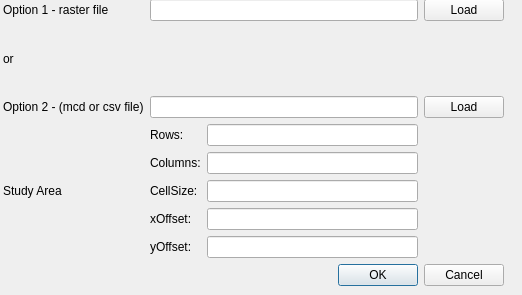
This is src/DynaMind-BasicModules/importrasterdata_gui.ui in iut-ibk/DynaMind-BasicModules as Qt 5 draws it before an edit. The edited form follows.
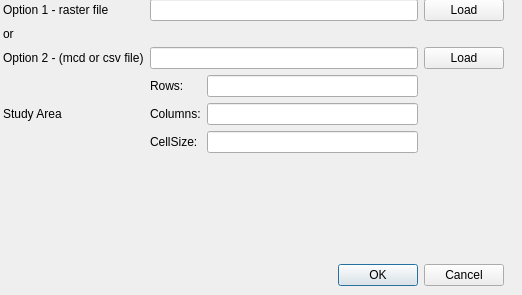
This is the edited form.

Commit message: removed offset since we dont actually dont use it

Patch:
```diff
--- a/src/DynaMind-BasicModules/importrasterdata_gui.ui
+++ b/src/DynaMind-BasicModules/importrasterdata_gui.ui
@@ -25,13 +25,23 @@
    <layout class="QVBoxLayout" name="verticalLayout">
     <item>
      <layout class="QGridLayout" name="gridLayout">
-      <item row="0" column="3">
-       <widget class="QPushButton" name="pb_load">
+      <item row="5" column="0">
+       <widget class="QLabel" name="label_4">
+        <property name="text">
+         <string>Study Area</string>
+        </property>
+       </widget>
+      </item>
+      <item row="3" column="3">
+       <widget class="QPushButton" name="pb_load_2">
         <property name="text">
          <string>Load</string>
         </property>
        </widget>
       </item>
+      <item row="0" column="1">
+       <widget class="QLineEdit" name="le_Filename"/>
+      </item>
       <item row="0" column="0">
        <widget class="QLabel" name="label">
         <property name="text">
@@ -39,42 +49,24 @@
         </property>
        </widget>
       </item>
-      <item row="0" column="1">
-       <widget class="QLineEdit" name="le_Filename"/>
-      </item>
-      <item row="2" column="0">
-       <widget class="QLabel" name="label_3">
-        <property name="text">
-         <string>Option 2 - (mcd or csv file)</string>
-        </property>
-       </widget>
-      </item>
-      <item row="2" column="3">
-       <widget class="QPushButton" name="pb_load_2">
-        <property name="text">
-         <string>Load</string>
-        </property>
-       </widget>
-      </item>
-      <item row="2" column="1">
-       <widget class="QLineEdit" name="le_Filename_2"/>
-      </item>
-      <item row="1" column="0">
-       <widget class="QLabel" name="label_2">
-        <property name="text">
-         <string>or</string>
-        </property>
-       </widget>
-      </item>
-      <item row="3" column="0">
-       <widget class="QLabel" name="label_4">
-        <property name="text">
-         <string>Study Area</string>
-        </property>
-       </widget>
-      </item>
-      <item row="3" column="1">
+      <item row="5" column="1">
        <layout class="QGridLayout" name="gridLayout_2">
+        <item row="1" column="2">
+         <widget class="QLineEdit" name="le_cols"/>
+        </item>
+        <item row="0" column="2">
+         <widget class="QLineEdit" name="le_rows"/>
+        </item>
+        <item row="2" column="2">
+         <widget class="QLineEdit" name="le_cellsize"/>
+        </item>
+        <item row="2" column="1">
+         <widget class="QLabel" name="label_7">
+          <property name="text">
+           <string>CellSize:</string>
+          </property>
+         </widget>
+        </item>
         <item row="0" column="1">
          <widget class="QLabel" name="label_5">
           <property name="text">
@@ -89,44 +81,45 @@
           </property>
          </widget>
         </item>
-        <item row="0" column="2">
-         <widget class="QLineEdit" name="le_rows"/>
-        </item>
-        <item row="2" column="1">
-         <widget class="QLabel" name="label_7">
-          <property name="text">
-           <string>CellSize:</string>
-          </property>
-         </widget>
-        </item>
-        <item row="1" column="2">
-         <widget class="QLineEdit" name="le_cols"/>
-        </item>
-        <item row="3" column="1">
-         <widget class="QLabel" name="label_8">
-          <property name="text">
-           <string>xOffset:</string>
-          </property>
-         </widget>
-        </item>
-        <item row="2" column="2">
-         <widget class="QLineEdit" name="le_cellsize"/>
-        </item>
-        <item row="4" column="1">
-         <widget class="QLabel" name="label_9">
-          <property name="text">
-           <string>yOffset:</string>
-          </property>
-         </widget>
-        </item>
-        <item row="3" column="2">
-         <widget class="QLineEdit" name="le_xoff"/>
-        </item>
-        <item row="4" column="2">
-         <widget class="QLineEdit" name="le_yoff"/>
-        </item>
        </layout>
       </item>
+      <item row="3" column="1">
+       <widget class="QLineEdit" name="le_Filename_2"/>
+      </item>
+      <item row="1" column="0">
+       <widget class="QLabel" name="label_2">
+        <property name="text">
+         <string>or</string>
+        </property>
+       </widget>
+      </item>
+      <item row="3" column="0">
+       <widget class="QLabel" name="label_3">
+        <property name="text">
+         <string>Option 2 - (mcd or csv file)</string>
+        </property>
+       </widget>
+      </item>
+      <item row="0" column="3">
+       <widget class="QPushButton" name="pb_load">
+        <property name="text">
+         <string>Load</string>
+        </property>
+       </widget>
+      </item>
+      <item row="6" column="0">
+       <spacer name="verticalSpacer">
+        <property name="orientation">
+         <enum>Qt::Vertical</enum>
+        </property>
+        <property name="sizeHint" stdset="0">
+         <size>
+          <width>20</width>
+          <height>40</height>
+         </size>
+        </property>
+       </spacer>
+      </item>
      </layout>
     </item>
     <item>
```
Left out of the diff: 10 changed lines with no effect on the pictures. The commit also changes 2 other files.
